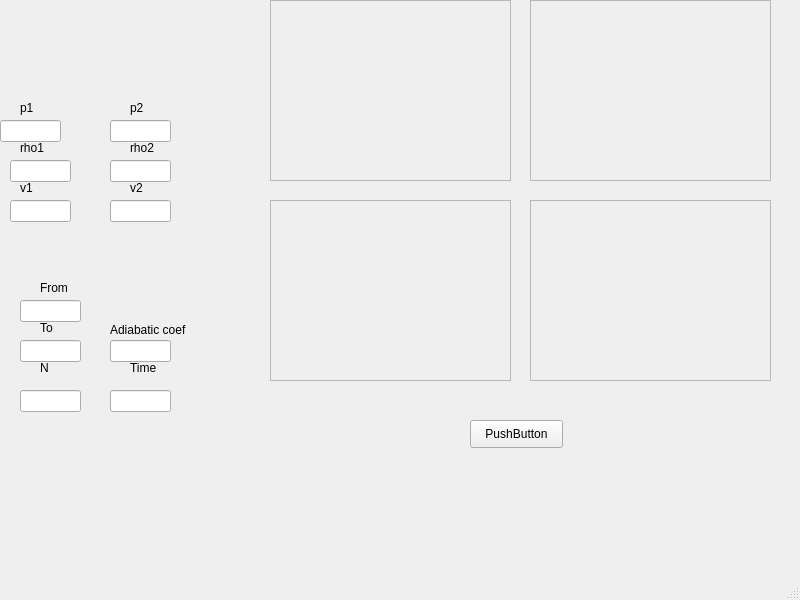
Old version of the form SodaProblem/mainwindow.ui in the repository TrusovKV/MMD_OOP.
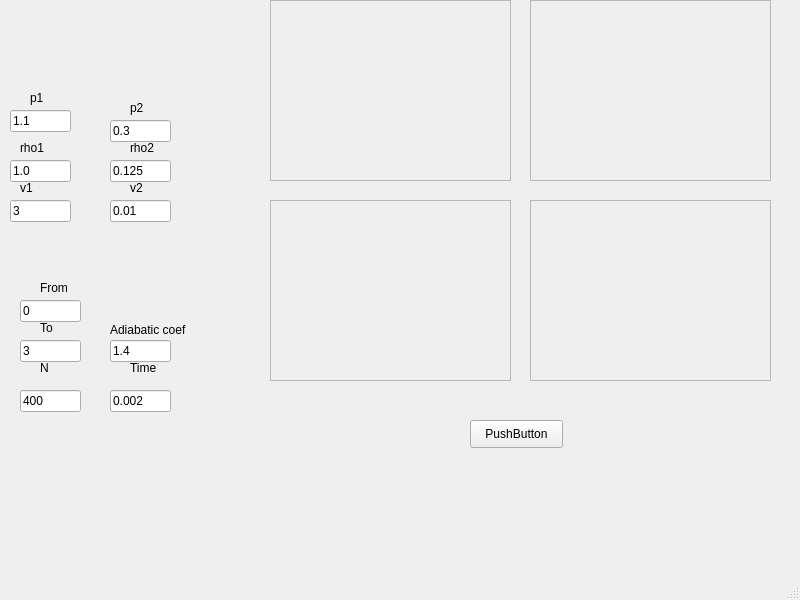
New version of the form. Custom widgets are drawn as their Qt base class.

Diff of the .ui file:
```diff
--- a/SodaProblem/mainwindow.ui
+++ b/SodaProblem/mainwindow.ui
@@ -81,8 +81,8 @@
    <widget class="QLabel" name="label">
     <property name="geometry">
      <rect>
-      <x>20</x>
-      <y>100</y>
+      <x>30</x>
+      <y>90</y>
       <width>31</width>
       <height>16</height>
      </rect>
@@ -243,6 +243,9 @@
       <height>22</height>
      </rect>
     </property>
+    <property name="text">
+     <string>400</string>
+    </property>
    </widget>
    <widget class="QLineEdit" name="Time_text">
     <property name="geometry">
@@ -253,6 +256,9 @@
       <height>22</height>
      </rect>
     </property>
+    <property name="text">
+     <string>0.002</string>
+    </property>
    </widget>
    <widget class="QLineEdit" name="Adibatic_text">
     <property name="geometry">
@@ -263,6 +269,9 @@
       <height>22</height>
      </rect>
     </property>
+    <property name="text">
+     <string>1.4</string>
+    </property>
    </widget>
    <widget class="QLineEdit" name="To_text">
     <property name="geometry">
@@ -273,6 +282,9 @@
       <height>22</height>
      </rect>
     </property>
+    <property name="text">
+     <string>3</string>
+    </property>
    </widget>
    <widget class="QLineEdit" name="From_text">
     <property name="geometry">
@@ -283,6 +295,9 @@
       <height>22</height>
      </rect>
     </property>
+    <property name="text">
+     <string>0</string>
+    </property>
    </widget>
    <widget class="QLineEdit" name="v2_text">
     <property name="geometry">
@@ -293,6 +308,9 @@
       <height>22</height>
      </rect>
     </property>
+    <property name="text">
+     <string>0.01</string>
+    </property>
    </widget>
    <widget class="QLineEdit" name="v1_text">
     <property name="geometry">
@@ -303,16 +321,22 @@
       <height>22</height>
      </rect>
     </property>
+    <property name="text">
+     <string>3</string>
+    </property>
    </widget>
    <widget class="QLineEdit" name="p1_text">
     <property name="geometry">
      <rect>
-      <x>0</x>
-      <y>120</y>
+      <x>10</x>
+      <y>110</y>
       <width>61</width>
       <height>22</height>
      </rect>
     </property>
+    <property name="text">
+     <string>1.1</string>
+    </property>
    </widget>
    <widget class="QLineEdit" name="p2_text">
     <property name="geometry">
@@ -323,6 +347,9 @@
       <height>22</height>
      </rect>
     </property>
+    <property name="text">
+     <string>0.3</string>
+    </property>
    </widget>
    <widget class="QLineEdit" name="rho1_text">
     <property name="geometry">
@@ -333,6 +360,9 @@
       <height>22</height>
      </rect>
     </property>
+    <property name="text">
+     <string>1.0</string>
+    </property>
    </widget>
    <widget class="QLineEdit" name="rho2_text">
     <property name="geometry">
@@ -343,6 +373,9 @@
       <height>22</height>
      </rect>
     </property>
+    <property name="text">
+     <string>0.125</string>
+    </property>
    </widget>
   </widget>
   <widget class="QMenuBar" name="menubar">
```
